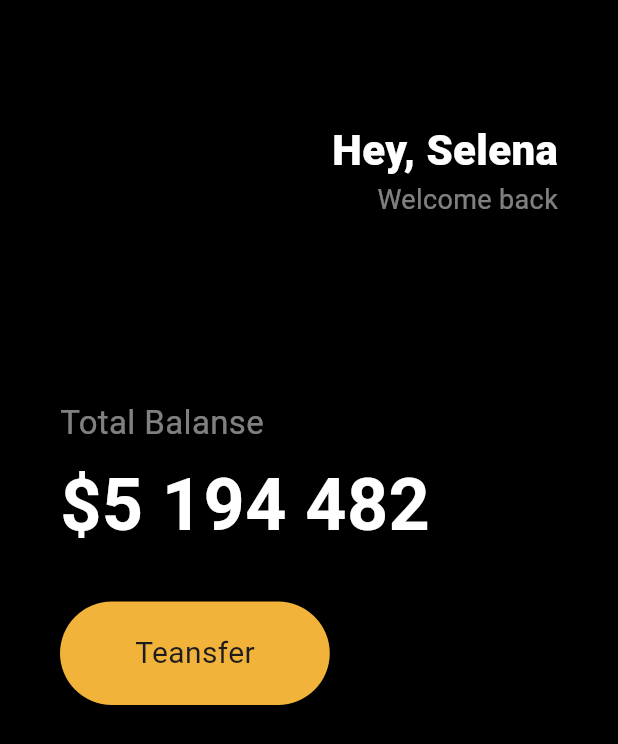
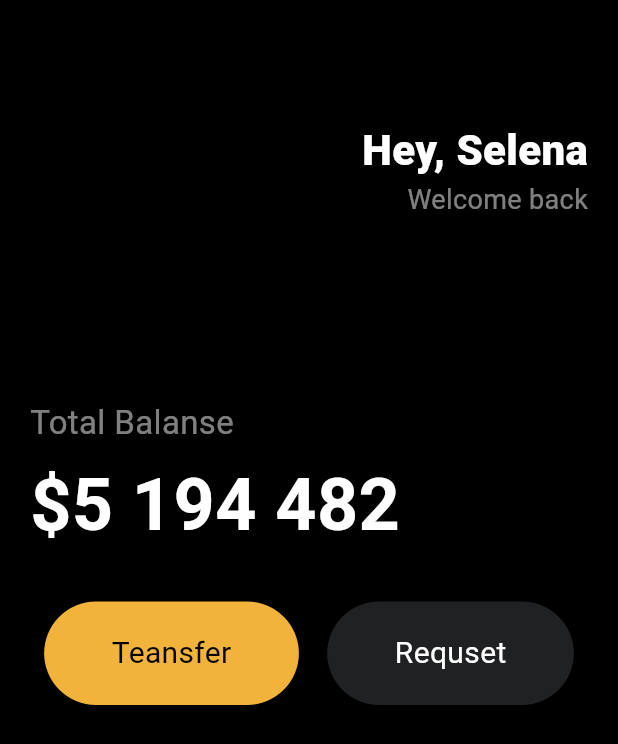
Before and after one commit to qpaseo/test, a Flutter app: the screen it shows after launch, on a phone screen of 412 x 824 dp. Shown: the top 744 px of the screen. Run offline on Flutter 3.47's test engine with Material 3 defaults, Android fonts, the phone set to English and light mode, and no system bars.

Commit message:
update :: 챕터3 Reusable Widgets

```diff
--- a/toonflix/lib/main.dart
+++ b/toonflix/lib/main.dart
@@ -1,4 +1,5 @@
 import 'package:flutter/material.dart';
+import 'package:toonflix/widgets/Button.dart';
 
 class Player {
   String? name; //있을수도 있고 아닐수도 있고
@@ -34,7 +35,9 @@
       home: Scaffold(
         backgroundColor: Colors.black,
         body: Padding(
-          padding: EdgeInsets.symmetric(horizontal: 40),
+          padding: EdgeInsets.symmetric(
+            horizontal: 20,
+          ),
           child: Column(
             crossAxisAlignment: CrossAxisAlignment.start,
             children: [
@@ -90,23 +93,18 @@
                 height: 30,
               ),
               Row(
+                mainAxisAlignment: MainAxisAlignment.spaceAround,
                 children: [
-                  Container(
-                      decoration: BoxDecoration(
-                          color: Color(0xFFF2B33A),
-                          borderRadius: BorderRadius.circular(45)),
-                      child: Padding(
-                        padding: EdgeInsets.symmetric(
-                          vertical: 20,
-                          horizontal: 50,
-                        ),
-                        child: Text(
-                          'Teansfer',
-                          style: TextStyle(
-                            fontSize: 20,
-                          ),
-                        ),
-                      ))
+                  Button(
+                    text: "Teansfer",
+                    bgColor: Color(0xFFF1B33B),
+                    textColor: Colors.black,
+                  ),
+                  Button(
+                    text: "Requset",
+                    bgColor: Color(0xFF1F2123),
+                    textColor: Colors.white,
+                  ),
                 ],
               )
             ],
--- /dev/null
+++ b/toonflix/lib/widgets/button.dart
@@ -0,0 +1,36 @@
+import 'package:flutter/material.dart';
+
+class Button extends StatelessWidget {
+  final String text;
+  final Color bgColor;
+  final Color textColor;
+
+  const Button({
+    super.key,
+    required this.text,
+    required this.bgColor,
+    required this.textColor,
+  });
+
+  @override
+  Widget build(BuildContext context) {
+    return Container(
+        decoration: BoxDecoration(
+          color: bgColor,
+          borderRadius: BorderRadius.circular(45),
+        ),
+        child: Padding(
+          padding: EdgeInsets.symmetric(
+            vertical: 20,
+            horizontal: 45,
+          ),
+          child: Text(
+            text,
+            style: TextStyle(
+              color: textColor,
+              fontSize: 20,
+            ),
+          ),
+        ));
+  }
+}
```
